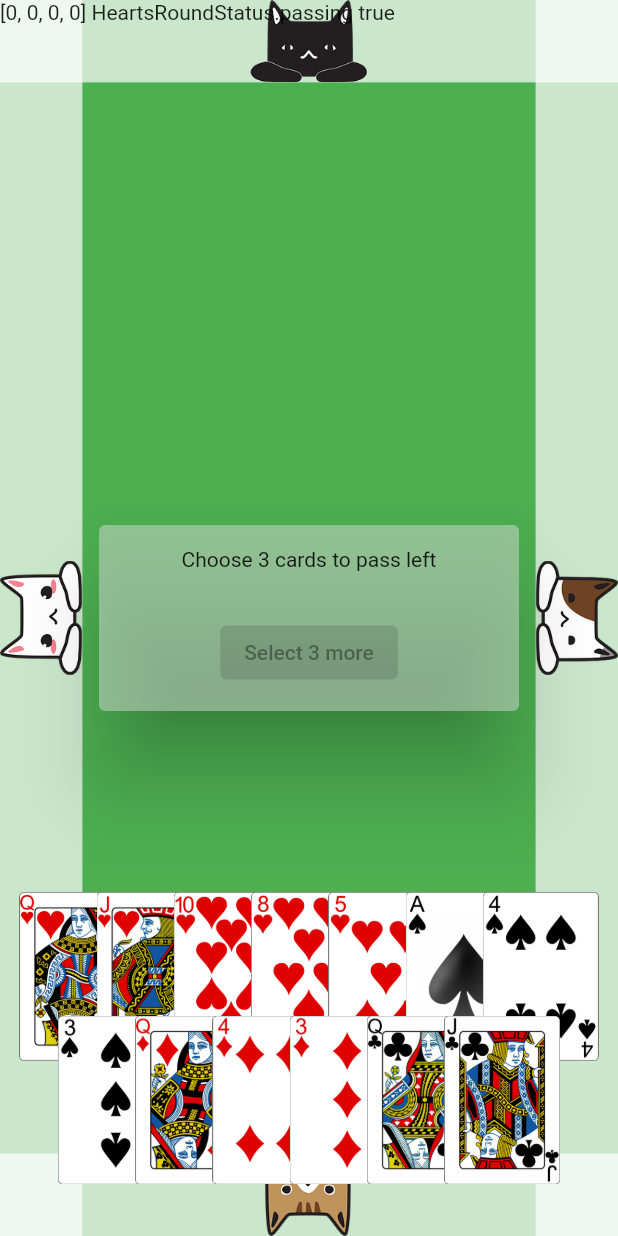
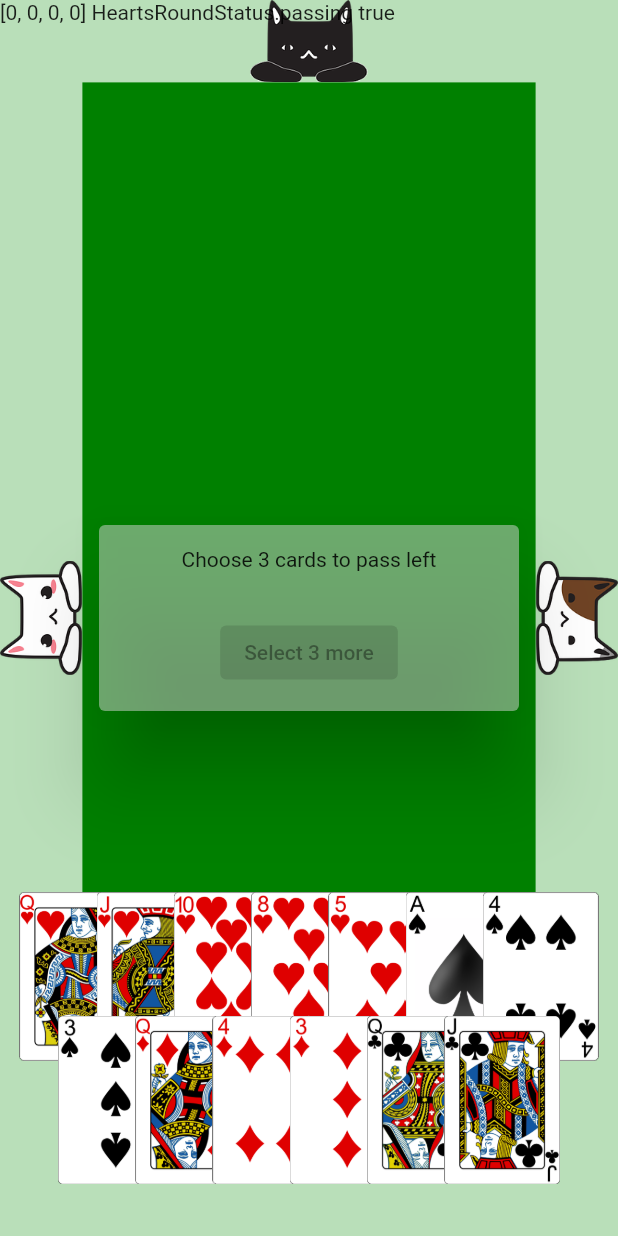
Before and after one commit to dozingcat/CardsWithCats, a Flutter app: the screen it shows after launch, after a tap on "New hearts game", on a phone screen of 412 x 824 dp. Run offline on Flutter 3.47's test engine with Material 2 defaults, Android fonts, the phone set to English and light mode, and no system bars; our stand-ins replace shared_preferences.

Commit message:
refactor layout

```diff
--- a/lib/common_ui.dart
+++ b/lib/common_ui.dart
@@ -98,11 +98,8 @@ class PositionedCard extends StatelessWidget {
   Widget build(BuildContext context) {
     final cardImagePath = "assets/cards/${card.toString()}.webp";
     const backgroundImagePath = "assets/cards/black.webp";
-    return Positioned(
-        left: rect.left,
-        top: rect.top,
-        width: rect.width,
-        height: rect.height,
+    return Positioned.fromRect(
+        rect: rect,
         child: GestureDetector(
             onTapDown: (tap) => onCardClicked(card),
             child: Stack(children: [
@@ -150,14 +147,10 @@ class AiPlayerImage extends StatelessWidget {
     final angle = (playerIndex - 2) * pi / 2;
     final scale = (playerIndex == 1 || playerIndex == 3) ? imageAspectRatio : 1.0;
 
-    return Positioned(
-      top: rect.top,
-      left: rect.left,
-      width: rect.width,
-      height: rect.height,
-
+    return Positioned.fromRect(
+      rect: rect,
       child: Container(
-        color: Colors.white70,
+        color: Colors.transparent,
         width: rect.width,
         height: rect.height,
         // The image won't naturally take up the full width If rotated 90 degrees,
--- a/lib/hearts_ui.dart
+++ b/lib/hearts_ui.dart
@@ -76,12 +76,12 @@ class _HeartsMatchState extends State<HeartsMatchDisplay> {
 
   void _playCard(final PlayingCard card) {
     print(round.toJson());
-    widget.saveMatchFn(match);
     if (round.status == HeartsRoundStatus.playing) {
       setState(() {
         round.playCard(card);
         animationMode = AnimationMode.moving_trick_card;
       });
+      widget.saveMatchFn(match);
     }
   }
 
@@ -207,12 +207,6 @@ class _HeartsMatchState extends State<HeartsMatchDisplay> {
 
     return Stack(
       children: <Widget>[
-        Container(
-          width: double.infinity,
-          height: double.infinity,
-          color: Colors.green,
-        ),
-        ...[0, 1, 2, 3].map((i) => AiPlayerImage(layout: layout, playerIndex: i)),
         _handCards(layout, round.players[0].hand),
         _trickCards(layout),
         if (_shouldShowPassDialog()) PassCardsDialog(
@@ -388,10 +382,10 @@ class EndOfRoundDialog extends StatelessWidget {
                 ])));
 
     return TweenAnimationBuilder<double>(
-      tween: Tween(begin: 0.0, end: 1.5),
-      duration: const Duration(milliseconds: 1500),
+      tween: Tween(begin: -1.0, end: 1.0),
+      duration: const Duration(milliseconds: 1000),
       child: dialog,
-      builder: (context, val, child) => Opacity(opacity: (val - 0.5).clamp(0.0, 1.0), child: child),
+      builder: (context, val, child) => Opacity(opacity: val.clamp(0.0, 1.0), child: child),
     );
     return dialog;
   }
--- a/lib/main.dart
+++ b/lib/main.dart
@@ -3,11 +3,13 @@ import 'dart:math';
 
 import 'package:flutter/foundation.dart';
 import 'package:flutter/material.dart';
-import 'package:hearts/spades/spades.dart';
 
 import 'package:shared_preferences/shared_preferences.dart';
 
 import 'hearts/hearts.dart';
+import 'spades/spades.dart';
+
+import 'common_ui.dart';
 import 'hearts_ui.dart';
 import 'spades_ui.dart';
 
@@ -156,6 +158,17 @@ class _MyHomePageState extends State<MyHomePage> {
     });
   }
 
+  static const gameBackgroundColor = Color.fromRGBO(32, 160, 32, 0.3);
+  static const gameTableColor = Color.fromRGBO(0, 128, 0, 1.0);
+
+  Widget _gameTable(final Layout layout) {
+    final rect = Rect.fromLTWH(0, 0, layout.displaySize.width, layout.displaySize.height);
+    return Stack(children: [
+      Positioned.fromRect(rect: rect, child: Container(color: gameBackgroundColor)),
+      Positioned.fromRect(rect: layout.cardArea(), child: Container(color: gameTableColor)),
+    ]);
+  }
+
   TableRow _makeButtonRow(String title, void Function() onPressed) {
     return TableRow(children: [
       Padding(
@@ -200,25 +213,14 @@ class _MyHomePageState extends State<MyHomePage> {
 
   @override
   Widget build(BuildContext context) {
+    final layout = computeLayout(context);
     if (!loaded) {
       return Scaffold(body: Container());
     }
-    final content = matchType == MatchType.hearts ?
-        HeartsMatchDisplay(
-          initialMatch: _initialHeartsMatch(),
-          createMatchFn: _createHeartsMatch,
-          saveMatchFn: _saveHeartsMatch,
-          mainMenuFn: _showMainMenu,
-        ) :
-        SpadesMatchDisplay(
-          initialMatch: _initialSpadesMatch(),
-          createMatchFn: _createSpadesMatch,
-          saveMatchFn: _saveSpadesMatch,
-          mainMenuFn: _showMainMenu,
-        );
     return Scaffold(
       body: Stack(children: [
-        if (showingMenu) _mainMenuDialog(context, MediaQuery.of(context).size),
+        _gameTable(layout),
+        ...[1, 2, 3].map((i) => AiPlayerImage(layout: layout, playerIndex: i)),
         if (matchType == MatchType.hearts) HeartsMatchDisplay(
           initialMatch: _initialHeartsMatch(),
           createMatchFn: _createHeartsMatch,
@@ -231,6 +233,7 @@ class _MyHomePageState extends State<MyHomePage> {
           saveMatchFn: _saveSpadesMatch,
           mainMenuFn: _showMainMenu,
         ),
+        if (showingMenu) _mainMenuDialog(context, MediaQuery.of(context).size),
       ]),
     );
   }
--- a/lib/spades_ui.dart
+++ b/lib/spades_ui.dart
@@ -312,12 +312,6 @@ class _SpadesMatchState extends State<SpadesMatchDisplay> {
 
     return Stack(
       children: <Widget>[
-        Container(
-          width: double.infinity,
-          height: double.infinity,
-          color: Colors.green,
-        ),
-        ...[0, 1, 2, 3].map((i) => AiPlayerImage(layout: layout, playerIndex: i)),
         _handCards(layout, round.players[0].hand),
         _trickCards(layout),
         if (_isWaitingForHumanBid()) BidDialog(layout: layout, maxBid: maxPlayerBid(), onBid: makeBidForHuman),
@@ -583,10 +577,10 @@ class EndOfRoundDialog extends StatelessWidget {
       ])));
 
     return TweenAnimationBuilder<double>(
-      tween: Tween(begin: 0.0, end: 1.5),
-      duration: const Duration(milliseconds: 1500),
+      tween: Tween(begin: -1.0, end: 1.0),
+      duration: const Duration(milliseconds: 1000),
       child: dialog,
-      builder: (context, val, child) => Opacity(opacity: (val - 0.5).clamp(0.0, 1.0), child: child),
+      builder: (context, val, child) => Opacity(opacity: val.clamp(0.0, 1.0), child: child),
     );
     return dialog;
   }
```
